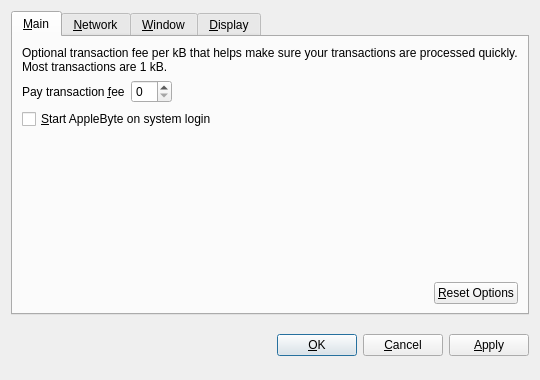
First picture: the form in src/qt/forms/optionsdialog.ui, repository AppleByteMe/AppleByte, before the edit.
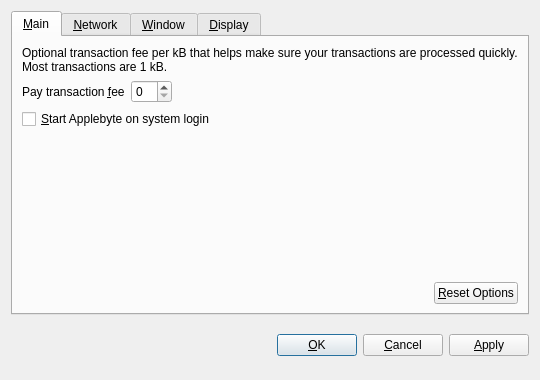
Second picture: the form after the edit. Custom widgets are drawn as their Qt base class.

Patch:
```diff
--- a/src/qt/forms/optionsdialog.ui
+++ b/src/qt/forms/optionsdialog.ui
@@ -82,7 +82,7 @@
           <string>Automatically start AppleByte after logging in to the system.</string>
          </property>
          <property name="text">
-          <string>&amp;Start AppleByte on system login</string>
+          <string>&amp;Start Applebyte on system login</string>
          </property>
         </widget>
        </item>
```
Left out of the diff: 10 changed lines with no effect on the pictures.
